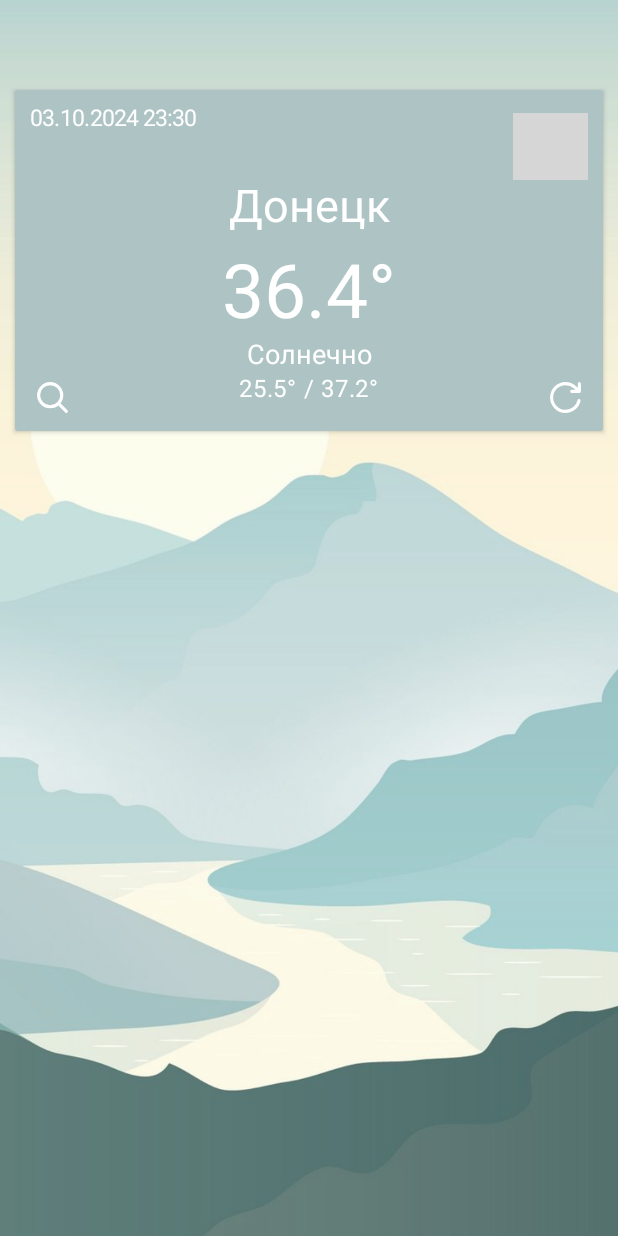
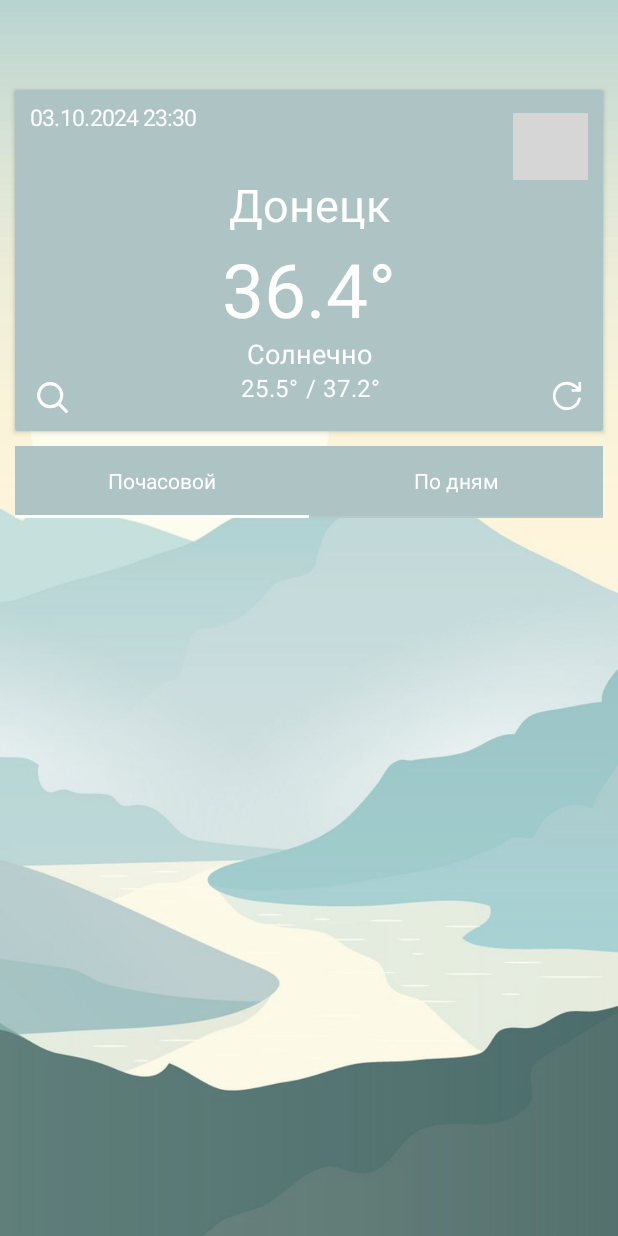
Before and after one commit to SunderLiq/WeatherComposable, an Android app built with Jetpack Compose: the screen it shows after launch (MainActivity), on a phone screen of 412 x 824 dp. Run offline under Robolectric (Android 15) with nearby library versions, the phone set to English and light mode, and no system bars; our stand-ins replace accompanist; pictures from the network do not load; grey boxes are pictures that could not be loaded.

Commit message:
Add pager libraries. Create TabLayout, and pager with hours/days

```diff
--- a/app/build.gradle.kts
+++ b/app/build.gradle.kts
@@ -52,7 +52,6 @@ android {
 dependencies {
 
     implementation(libs.androidx.core.ktx)
-    implementation("io.coil-kt:coil-compose:2.0.0-rc01")
     implementation(libs.androidx.lifecycle.runtime.ktx)
     implementation(libs.androidx.activity.compose)
     implementation(platform(libs.androidx.compose.bom))
@@ -68,4 +67,8 @@ dependencies {
     androidTestImplementation(libs.androidx.ui.test.junit4)
     debugImplementation(libs.androidx.ui.tooling)
     debugImplementation(libs.androidx.ui.test.manifest)
+    implementation(libs.coil.compose)
+    implementation(libs.accompanist.pager)
+    implementation(libs.accompanist.pager.indicators)
+
 }
--- a/app/src/main/java/com/example/appweathercomposable/MainActivity.kt
+++ b/app/src/main/java/com/example/appweathercomposable/MainActivity.kt
@@ -4,10 +4,10 @@ import android.os.Bundle
 import androidx.activity.ComponentActivity
 import androidx.activity.compose.setContent
 import androidx.activity.enableEdgeToEdge
-import androidx.compose.foundation.layout.fillMaxSize
-import androidx.compose.material3.Scaffold
-import androidx.compose.ui.Modifier
-import com.example.appweathercomposable.screens.MainScreen
+import androidx.compose.foundation.layout.Column
+import com.example.appweathercomposable.screens.BackGround
+import com.example.appweathercomposable.screens.MainCard
+import com.example.appweathercomposable.screens.TabLayout
 import com.example.appweathercomposable.ui.theme.AppWeatherComposableTheme
 
 const val API_KEY = "bbff4996a1fe483486b184236240110"
@@ -17,10 +17,11 @@ class MainActivity : ComponentActivity() {
         enableEdgeToEdge()
         setContent {
             AppWeatherComposableTheme {
-                MainScreen()
-//                Scaffold(modifier = Modifier.fillMaxSize()) { innerPadding ->
-//                    ScreenCurrentWeather("Москва", this)
-//                }
+                BackGround()
+                Column {
+                    MainCard()
+                    TabLayout()
+                }
             }
         }
     }
--- a/app/src/main/java/com/example/appweathercomposable/screens/MainScreen.kt
+++ b/app/src/main/java/com/example/appweathercomposable/screens/MainScreen.kt
@@ -1,6 +1,5 @@
 package com.example.appweathercomposable.screens
 
-import android.widget.ImageButton
 import androidx.compose.foundation.Image
 import androidx.compose.foundation.layout.Arrangement
 import androidx.compose.foundation.layout.Column
@@ -13,11 +12,14 @@ import androidx.compose.foundation.shape.RoundedCornerShape
 import androidx.compose.material3.Card
 import androidx.compose.material3.CardDefaults
 import androidx.compose.material3.Icon
+import androidx.compose.material3.Tab
 import androidx.compose.material3.Text
 import androidx.compose.runtime.Composable
+import androidx.compose.runtime.rememberCoroutineScope
 import androidx.compose.ui.Alignment
 import androidx.compose.ui.Modifier
 import androidx.compose.ui.draw.alpha
+import androidx.compose.ui.draw.clip
 import androidx.compose.ui.graphics.Color
 import androidx.compose.ui.layout.ContentScale
 import androidx.compose.ui.res.painterResource
@@ -28,11 +30,13 @@ import androidx.compose.ui.unit.sp
 import coil.compose.AsyncImage
 import com.example.appweathercomposable.R
 import com.example.appweathercomposable.ui.theme.Purple40
-import com.example.appweathercomposable.ui.theme.White80
+import com.google.accompanist.pager.ExperimentalPagerApi
+import com.google.accompanist.pager.HorizontalPager
+import com.google.accompanist.pager.pagerTabIndicatorOffset
+import kotlinx.coroutines.launch
 
-@Preview(showBackground = true)
 @Composable
-fun MainScreen() {
+fun BackGround() {
     Image(
         painterResource(id = R.drawable.clear_day),
         contentDescription = "Clear day",
@@ -41,9 +45,13 @@ fun MainScreen() {
             .alpha(0.7f),
         contentScale = ContentScale.Crop
     )
+}
+
+@Preview(showBackground = true)
+@Composable
+fun MainCard() {
     Column(
         modifier = Modifier
-            .fillMaxSize()
             .padding(top = 60.dp, start = 10.dp, end = 10.dp),
     ) {
         Card(
@@ -57,35 +65,105 @@ fun MainScreen() {
             )
         )
         {
-            Column (modifier = Modifier
+            Column(
+                modifier = Modifier
                     .fillMaxWidth()
                     .padding(10.dp),
-                horizontalAlignment = Alignment.CenterHorizontally){
-                Row (modifier = Modifier
+                horizontalAlignment = Alignment.CenterHorizontally
+            ) {
+                Row(
+                    modifier = Modifier
                         .fillMaxWidth(),
-                    horizontalArrangement = Arrangement.SpaceBetween){
-                    Text(text = "03.10.2024 23:30",
-                    style = TextStyle(fontSize = 15.sp))
-                    AsyncImage(model = "https://cdn.weatherapi.com/weather/64x64/night/113.png", contentDescription = "night_icon",
+                    horizontalArrangement = Arrangement.SpaceBetween
+                ) {
+                    Text(
+                        text = "03.10.2024 23:30",
+                        style = TextStyle(fontSize = 15.sp)
+                    )
+                    AsyncImage(
+                        model = "https://cdn.weatherapi.com/weather/64x64/night/113.png",
+                        contentDescription = "night_icon",
                         modifier = Modifier
                             .size(50.dp)
-                            .padding(top = 5.dp))
+                            .padding(top = 5.dp)
+                    )
                 }
                 Text(text = "Донецк", style = TextStyle(fontSize = 30.sp))
-                Text(text = "36.4°", style = TextStyle(fontSize = 50.sp), modifier = Modifier.padding(top = 10.dp))
-                Text(text = "Солнечно", style = TextStyle(fontSize = 18.sp), modifier = Modifier.padding(top = 2.dp))
-                Row (modifier = Modifier
+                Text(
+                    text = "36.4°",
+                    style = TextStyle(fontSize = 50.sp),
+                    modifier = Modifier.padding(top = 10.dp)
+                )
+                Text(
+                    text = "Солнечно",
+                    style = TextStyle(fontSize = 18.sp),
+                    modifier = Modifier.padding(top = 2.dp)
+                )
+                Row(
+                    modifier = Modifier
                         .fillMaxWidth(),
-                    horizontalArrangement = Arrangement.SpaceBetween){
-                    Icon(painterResource(id = R.drawable.search_icon_white), contentDescription = "Search_button", modifier = Modifier
+                    horizontalArrangement = Arrangement.SpaceBetween
+                ) {
+                    Icon(
+                        painterResource(id = R.drawable.search_icon_white),
+                        contentDescription = "Search_button",
+                        modifier = Modifier
                             .size(30.dp)
-                        .padding(top = 5.dp))
+                            .padding(top = 5.dp)
+                    )
                     Text(text = "25.5° / 37.2°")
-                    Icon(painterResource(id = R.drawable.refresh_icon_white), contentDescription = "Search_button", modifier = Modifier
-                        .size(30.dp)
-                        .padding(top = 5.dp))
+                    Icon(
+                        painterResource(id = R.drawable.refresh_icon_white),
+                        contentDescription = "Refresh_button",
+                        modifier = Modifier
+                            .size(28.dp)
+                            .padding(top = 5.dp)
+                    )
                 }
             }
         }
     }
 }
+
+@OptIn(ExperimentalPagerApi::class)
+@Composable
+fun TabLayout() {
+    val tabList = listOf("Почасовой", "По дням")
+    val pagerState = com.google.accompanist.pager.rememberPagerState()
+    val tabIndex = pagerState.currentPage
+    val coroutineScope = rememberCoroutineScope()
+    Column(
+        modifier = Modifier
+            .clip(RoundedCornerShape(5.dp))
+            .padding(10.dp)
+    ) {
+        androidx.compose.material.TabRow(
+            selectedTabIndex = tabIndex,
+            indicator = { pos ->
+                androidx.compose.material.TabRowDefaults.Indicator(
+                    Modifier.pagerTabIndicatorOffset(pagerState, pos)
+                )
+            },
+            backgroundColor = Purple40,
+            contentColor = Color.White
+        ) {
+            tabList.forEachIndexed { index, text ->
+                Tab(
+                    selected = false,
+                    onClick = {
+                        coroutineScope.launch {
+                            pagerState.animateScrollToPage(index)
+                        }
+                    },
+                    text = {
+                        Text(text = text, style = TextStyle(color = Color.White))
+                    }
+                )
+            }
+        }
+        HorizontalPager(count = tabList.size, state = pagerState, modifier = Modifier.weight(1f)) {
+//            index ->
+
+        }
+    }
+}
--- a/gradle/libs.versions.toml
+++ b/gradle/libs.versions.toml
@@ -1,5 +1,7 @@
 [versions]
+accompanistPager = "0.19.0"
 agp = "8.5.2"
+coilCompose = "2.0.0-rc01"
 kotlin = "1.9.0"
 coreKtx = "1.13.1"
 junit = "4.13.2"
@@ -11,7 +13,10 @@ composeBom = "2024.04.01"
 volley = "1.2.1"
 
 [libraries]
+accompanist-pager = { module = "com.google.accompanist:accompanist-pager", version.ref = "accompanistPager" }
+accompanist-pager-indicators = { module = "com.google.accompanist:accompanist-pager-indicators", version.ref = "accompanistPager" }
 androidx-core-ktx = { group = "androidx.core", name = "core-ktx", version.ref = "coreKtx" }
+coil-compose = { module = "io.coil-kt:coil-compose", version.ref = "coilCompose" }
 junit = { group = "junit", name = "junit", version.ref = "junit" }
 androidx-junit = { group = "androidx.test.ext", name = "junit", version.ref = "junitVersion" }
 androidx-espresso-core = { group = "androidx.test.espresso", name = "espresso-core", version.ref = "espressoCore" }
```
Lines whose indentation alone changed are shown as unchanged.
